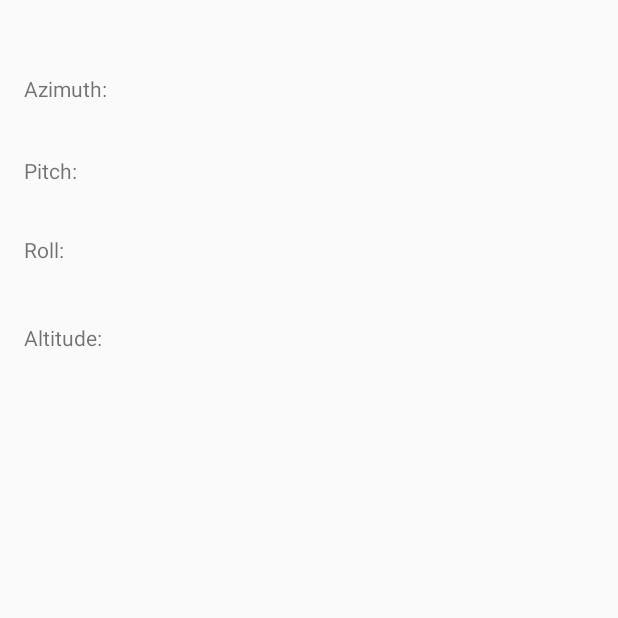
After one commit to marekmagik/SR, an Android app: the MahonyTestActivity screen opened directly, with no data from a screen before it, on a phone screen of 412 x 824 dp, the top half of it. The commit adds this screen. Run offline under Robolectric (Android 15) with nearby library versions, the phone set to English and light mode, and no system bars; libraries missing offline, so code that uses them is left out: org.apache.commons; 10 statements that could not run were skipped.

Commit message:
Mahony Test Activity - another sensors test

```diff
--- a/app/src/main/AndroidManifest.xml
+++ b/app/src/main/AndroidManifest.xml
@@ -19,6 +19,10 @@
             android:label="@string/title_activity_sensors_test"
             android:screenOrientation="portrait" />
 
+        <activity android:name=".MahonyTestActivity"
+            android:label="@string/title_activity_mahony_test"
+            android:screenOrientation="portrait" />
+
         <activity
             android:name=".ServerTestActivity"
             android:label="@string/title_activity_server_test" >
--- a/app/src/main/java/pl/skm/smarttag/MainActivity.java
+++ b/app/src/main/java/pl/skm/smarttag/MainActivity.java
@@ -50,4 +50,9 @@ public class MainActivity extends ActionBarActivity {
         Intent intent = new Intent(MainActivity.this, ServerTestActivity.class);
         MainActivity.this.startActivity(intent);
     }
+
+    public void mahonySensorTestButtonClick(View view) {
+        Intent intent = new Intent(MainActivity.this, MahonyTestActivity.class);
+        MainActivity.this.startActivity(intent);
+    }
 }
--- /dev/null
+++ b/app/src/main/res/layout/mahony_sensors.xml
@@ -0,0 +1,48 @@
+<RelativeLayout xmlns:android="http://schemas.android.com/apk/res/android"
+    xmlns:tools="http://schemas.android.com/tools"
+    android:layout_width="match_parent"
+    android:layout_height="match_parent"
+    android:paddingBottom="@dimen/activity_vertical_margin"
+    android:paddingLeft="@dimen/activity_horizontal_margin"
+    android:paddingRight="@dimen/activity_horizontal_margin"
+    android:paddingTop="@dimen/activity_vertical_margin"
+    tools:context="pl.skm.smarttag.SensorsXimuTestActivity">
+
+    <TextView
+        android:id="@+id/textazimuth"
+        android:layout_width="fill_parent"
+        android:layout_height="wrap_content"
+        android:text="Azimuth: "
+        android:layout_marginTop="33dp"
+        android:layout_below="@+id/textView"
+        android:layout_alignParentLeft="true"
+        android:layout_alignParentStart="true"/>
+    <TextView
+        android:id="@+id/textpitch"
+        android:layout_width="fill_parent"
+        android:layout_height="wrap_content"
+        android:text="Pitch: "
+        android:layout_marginTop="35dp"
+        android:layout_below="@+id/textazimuth"
+        android:layout_alignParentLeft="true"
+        android:layout_alignParentStart="true"/>
+    <TextView
+        android:id="@+id/textroll"
+        android:layout_width="fill_parent"
+        android:layout_height="wrap_content"
+        android:text="Roll: "
+        android:layout_below="@+id/textpitch"
+        android:layout_alignParentLeft="true"
+        android:layout_alignParentStart="true"
+        android:layout_marginTop="33dp"/>
+
+    <TextView
+        android:id="@+id/textAltitude"
+        android:layout_width="fill_parent"
+        android:layout_height="wrap_content"
+        android:text="Altitude:"
+        android:layout_marginTop="39dp"
+        android:layout_below="@+id/textroll"
+        android:layout_alignParentLeft="true"
+        android:layout_alignParentStart="true"/>
+</RelativeLayout>
--- a/app/src/main/res/values/strings.xml
+++ b/app/src/main/res/values/strings.xml
@@ -6,5 +6,6 @@
     <string name="action_settings">Settings</string>
     <string name="title_activity_sensors_test">SensorsTestActivity</string>
     <string name="title_activity_server_test">ServerTestActivity</string>
+    <string name="title_activity_mahony_test">MahonyTestActivity</string>
     <string name="default_address">ws://192.168.0.11:8080/smarttag/position</string>
 </resources>
```
Also changed, not shown: app/src/main/java/pl/skm/smarttag/MahonyTestActivity.java (added, +306 -0 lines), app/src/main/res/layout/activity_main.xml (+10 -1 lines).
